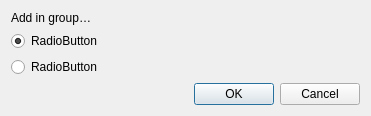
This is UTranslator/FmDisambigPair.ui in Mercury13/utranslator as Qt 5 draws it before an edit. The edited form follows.
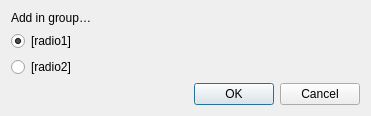
This is the edited form.

Commit message: Renamed two radiobuttons

Patch:
```diff
--- a/UTranslator/FmDisambigPair.ui
+++ b/UTranslator/FmDisambigPair.ui
@@ -24,7 +24,7 @@
    <item>
     <widget class="QRadioButton" name="radio1">
      <property name="text">
-      <string>RadioButton</string>
+      <string>[radio1]</string>
      </property>
      <property name="checked">
       <bool>true</bool>
@@ -34,7 +34,7 @@
    <item>
     <widget class="QRadioButton" name="radio2">
      <property name="text">
-      <string>RadioButton</string>
+      <string>[radio2]</string>
      </property>
     </widget>
    </item>
```
